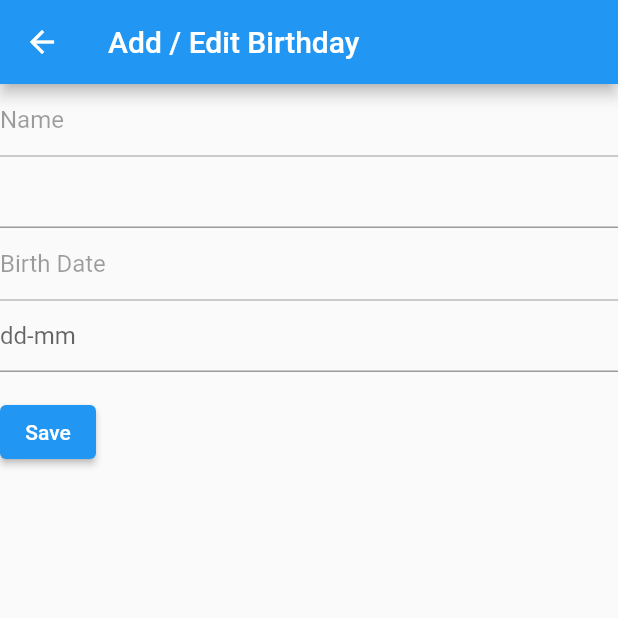
After one commit to andyvalerio/birthday, a Flutter app: the CrudBirthday screen opened directly, after a tap on "Save", on a phone screen of 412 x 824 dp, the top half of it. The commit adds this screen. Run offline on Flutter 3.47's test engine with Material 2 defaults, Android fonts, the phone set to English and light mode, and no system bars; our stand-ins replace firebase_auth, firebase_core, firebase_database, firebase_messaging, google_sign_in; accounts and stored records are empty.

Commit message:
Add birthdays and listen to updates

```diff
--- /dev/null
+++ b/birthday/lib/crud_birthday.dart
@@ -0,0 +1,69 @@
+import 'package:birthday/auth.dart';
+import 'package:firebase_database/firebase_database.dart';
+import 'package:flutter/material.dart';
+
+class CrudBirthday extends StatelessWidget {
+  final _formKey = GlobalKey<FormState>();
+  final myName = TextEditingController();
+  final myDate = TextEditingController();
+
+  @override
+  Widget build(BuildContext context) {
+    return Scaffold(
+        appBar: AppBar(
+          title: Text("Add / Edit Birthday"),
+        ),
+        body: Form(
+          key: _formKey,
+          child: Column(
+            crossAxisAlignment: CrossAxisAlignment.start,
+            children: <Widget>[
+              TextField(
+                  enabled: false,
+                  decoration: const InputDecoration(
+                    hintText: 'Name',
+                  )),
+              TextFormField(
+                controller: myName,
+                decoration: const InputDecoration(
+                  hintText: '',
+                ),
+              ),
+              TextField(
+                  enabled: false,
+                  decoration: const InputDecoration(
+                    hintText: 'Birth Date',
+                  )),
+              TextFormField(
+                controller: myDate,
+                decoration: const InputDecoration(
+                  hintText: 'dd-mm',
+                ),
+              ),
+              Padding(
+                padding: const EdgeInsets.symmetric(vertical: 16.0),
+                child: ElevatedButton(
+                  onPressed: () {
+                    saveBirthday(myName.value.text, myDate.value.text, context);
+                  },
+                  child: Text('Save'),
+                ),
+              ),
+            ],
+          ),
+        ));
+  }
+
+  saveBirthday(String name, String date, BuildContext context) {
+    if (name == null || name.length < 1 || date == null || date.length < 1)
+      return;
+    var database = FirebaseDatabase.instance;
+    database
+        .reference()
+        .child("birthdays")
+        .child(Auth.instance.userId)
+        .push()
+        .set(<String, String>{name: date});
+    Navigator.pop(context);
+  }
+}
```
Also changed, not shown: birthday/lib/main.dart (+46 -18 lines).
